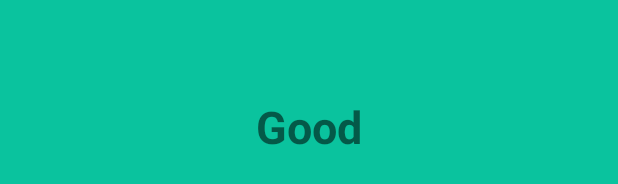
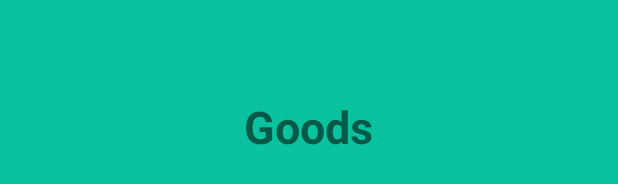
Before and after one commit to LoveWFan/BlogDemo, an Android app: the layout fragment_goods.xml on its own in the app's theme, with its tools: preview values and no code run, on a phone screen of 412 x 824 dp. Shown: the part 491-675 px from the top of the screen. Run offline under Robolectric (Android 15) with nearby library versions, the phone set to English and light mode, and no system bars.

Commit message:
android fragment相关知识

```diff
--- a/app/src/main/res/layout/fragment_goods.xml
+++ b/app/src/main/res/layout/fragment_goods.xml
@@ -9,7 +9,7 @@
     <TextView
         android:layout_width="wrap_content"
         android:layout_height="wrap_content"
-        android:text="Good"
+        android:text="Goods"
         android:textStyle="bold"
         android:textSize="30sp"
         android:layout_gravity="center"/>
```
